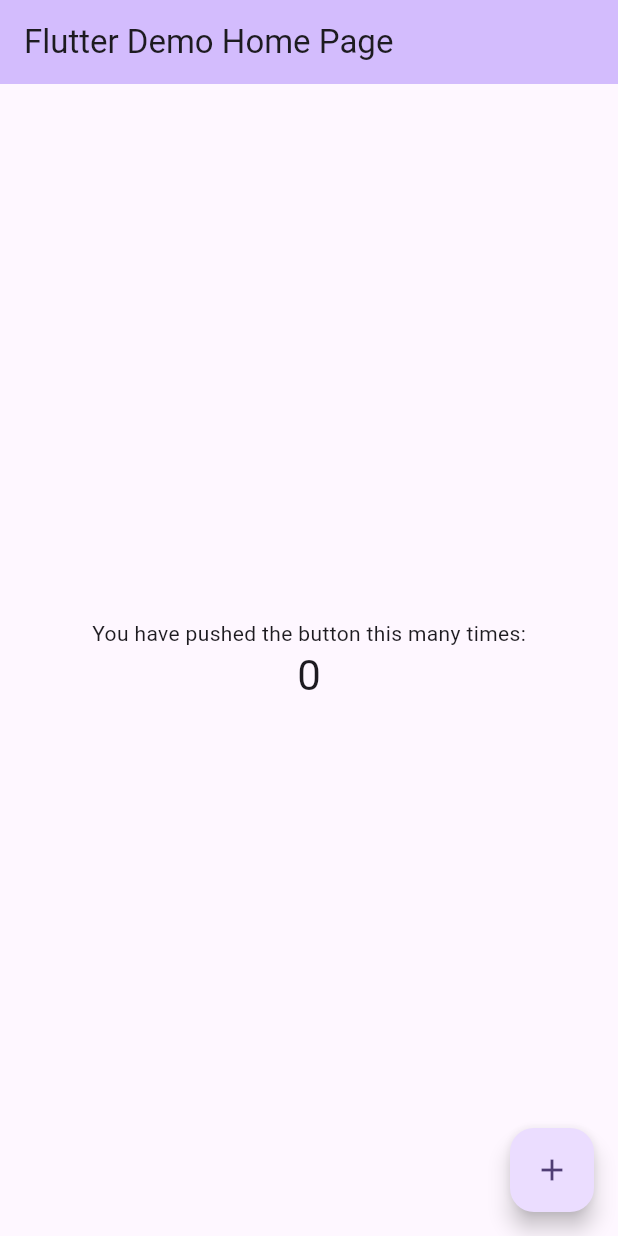
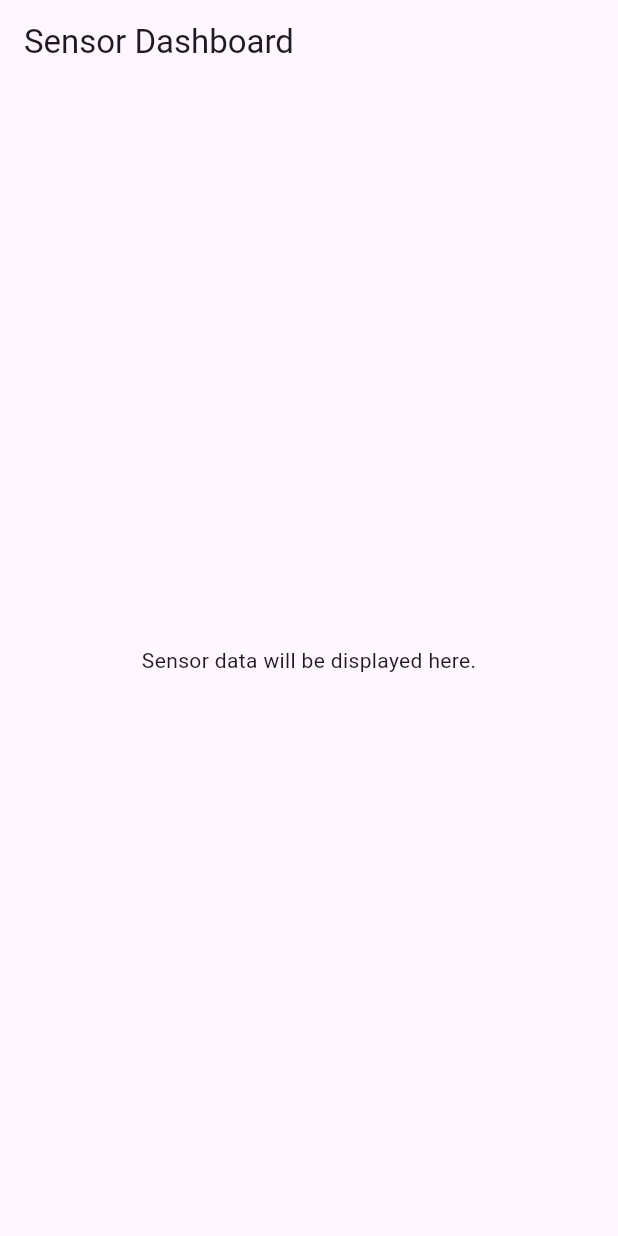
Before and after one commit to CevdetTufan/astra_sensor_lab, a Flutter app: the screen it shows after launch, on a phone screen of 412 x 824 dp. Run offline on Flutter 3.47's test engine with Material 3 defaults, Android fonts, the light colour scheme and no system bars; our stand-ins replace sensors_plus.

Commit message:
sensor dashboard page

```diff
--- a/lib/main.dart
+++ b/lib/main.dart
@@ -1,3 +1,4 @@
+import 'package:astro_sensor_lab/ui/sensor_dashboard_page.dart';
 import 'package:flutter/material.dart';
 
 void main() {
@@ -7,116 +8,12 @@ void main() {
 class MyApp extends StatelessWidget {
   const MyApp({super.key});
 
-  // This widget is the root of your application.
   @override
   Widget build(BuildContext context) {
     return MaterialApp(
-      title: 'Flutter Demo',
-      theme: ThemeData(
-        // This is the theme of your application.
-        //
-        // TRY THIS: Try running your application with "flutter run". You'll see
-        // the application has a purple toolbar. Then, without quitting the app,
-        // try changing the seedColor in the colorScheme below to Colors.green
-        // and then invoke "hot reload" (save your changes or press the "hot
-        // reload" button in a Flutter-supported IDE, or press "r" if you used
-        // the command line to start the app).
-        //
-        // Notice that the counter didn't reset back to zero; the application
-        // state is not lost during the reload. To reset the state, use hot
-        // restart instead.
-        //
-        // This works for code too, not just values: Most code changes can be
-        // tested with just a hot reload.
-        colorScheme: ColorScheme.fromSeed(seedColor: Colors.deepPurple),
-      ),
-      home: const MyHomePage(title: 'Flutter Demo Home Page'),
+      title: 'Astra Sensor Lab',
+      theme: ThemeData(primarySwatch: Colors.blue),
+      home: SensorDashboardPage(),
     );
   }
 }
-
-class MyHomePage extends StatefulWidget {
-  const MyHomePage({super.key, required this.title});
-
-  // This widget is the home page of your application. It is stateful, meaning
-  // that it has a State object (defined below) that contains fields that affect
-  // how it looks.
-
-  // This class is the configuration for the state. It holds the values (in this
-  // case the title) provided by the parent (in this case the App widget) and
-  // used by the build method of the State. Fields in a Widget subclass are
-  // always marked "final".
-
-  final String title;
-
-  @override
-  State<MyHomePage> createState() => _MyHomePageState();
-}
-
-class _MyHomePageState extends State<MyHomePage> {
-  int _counter = 0;
-
-  void _incrementCounter() {
-    setState(() {
-      // This call to setState tells the Flutter framework that something has
-      // changed in this State, which causes it to rerun the build method below
-      // so that the display can reflect the updated values. If we changed
-      // _counter without calling setState(), then the build method would not be
-      // called again, and so nothing would appear to happen.
-      _counter++;
-    });
-  }
-
-  @override
-  Widget build(BuildContext context) {
-    // This method is rerun every time setState is called, for instance as done
-    // by the _incrementCounter method above.
-    //
-    // The Flutter framework has been optimized to make rerunning build methods
-    // fast, so that you can just rebuild anything that needs updating rather
-    // than having to individually change instances of widgets.
-    return Scaffold(
-      appBar: AppBar(
-        // TRY THIS: Try changing the color here to a specific color (to
-        // Colors.amber, perhaps?) and trigger a hot reload to see the AppBar
-        // change color while the other colors stay the same.
-        backgroundColor: Theme.of(context).colorScheme.inversePrimary,
-        // Here we take the value from the MyHomePage object that was created by
-        // the App.build method, and use it to set our appbar title.
-        title: Text(widget.title),
-      ),
-      body: Center(
-        // Center is a layout widget. It takes a single child and positions it
-        // in the middle of the parent.
-        child: Column(
-          // Column is also a layout widget. It takes a list of children and
-          // arranges them vertically. By default, it sizes itself to fit its
-          // children horizontally, and tries to be as tall as its parent.
-          //
-          // Column has various properties to control how it sizes itself and
-          // how it positions its children. Here we use mainAxisAlignment to
-          // center the children vertically; the main axis here is the vertical
-          // axis because Columns are vertical (the cross axis would be
-          // horizontal).
-          //
-          // TRY THIS: Invoke "debug painting" (choose the "Toggle Debug Paint"
-          // action in the IDE, or press "p" in the console), to see the
-          // wireframe for each widget.
-          mainAxisAlignment: MainAxisAlignment.center,
-          children: <Widget>[
-            const Text('You have pushed the button this many times:'),
-            Text(
-              '$_counter',
-              style: Theme.of(context).textTheme.headlineMedium,
-            ),
-          ],
-        ),
-      ),
-      floatingActionButton: FloatingActionButton(
-        onPressed: _incrementCounter,
-        tooltip: 'Increment',
-        child: const Icon(Icons.add),
-      ), // This trailing comma makes auto-formatting nicer for build methods.
-    );
-  }
-}
--- /dev/null
+++ b/lib/sensors/sensor_types.dart
@@ -0,0 +1 @@
+enum SensorAvailability { checking, available, unavailable }
--- /dev/null
+++ b/lib/ui/sensor_dashboard_page.dart
@@ -0,0 +1,128 @@
+import 'dart:async';
+
+import 'package:astro_sensor_lab/sensors/sensor_types.dart';
+import 'package:flutter/material.dart';
+import 'package:sensors_plus/sensors_plus.dart';
+
+class SensorDashboardPage extends StatefulWidget {
+  const SensorDashboardPage({super.key});
+
+  @override
+  State<SensorDashboardPage> createState() => _SensorDashboardPageState();
+}
+
+class _SensorDashboardPageState extends State<SensorDashboardPage> {
+  List<double> _accelerometerValues = [0, 0, 0];
+  List<double> _gyroscopeValues = [0, 0, 0];
+  List<double> _magnetometerValues = [0, 0, 0];
+
+  // Sensörlerin anlık kullanılabilirlik durumu
+  SensorAvailability _accStatus = SensorAvailability.checking;
+  SensorAvailability _gyroStatus = SensorAvailability.checking;
+  SensorAvailability _magStatus = SensorAvailability.checking;
+
+  late List<StreamSubscription<dynamic>> _streamSubscriptions;
+
+  Timer? _timeoutTimer;
+
+  @override
+  Widget build(BuildContext context) {
+    return Scaffold(
+      appBar: AppBar(title: Text('Sensor Dashboard')),
+      body: Center(child: Text('Sensor data will be displayed here.')),
+    );
+  }
+
+  Widget _buildDataRow(String label, String value) {
+    return Padding(
+      padding: const EdgeInsets.symmetric(vertical: 4.0),
+      child: Row(
+        mainAxisAlignment: MainAxisAlignment.spaceBetween,
+        children: [
+          Text(label, style: const TextStyle(fontWeight: FontWeight.w500)),
+          Text(value, style: const TextStyle(fontFamily: 'monospace')),
+        ],
+      ),
+    );
+  }
+
+  @override
+  void initState() {
+    super.initState();
+
+    _streamSubscriptions = <StreamSubscription<dynamic>>[
+      _listenToSensor<List<double>>(
+        sensorStream: accelerometerEvents.map(
+          (event) => [event.x, event.y, event.z],
+        ),
+        onData: (data) {
+          setState(() {
+            _accelerometerValues = data;
+          });
+        },
+        updateStatus: (status) {
+          setState(() {
+            _accStatus = status;
+          });
+        },
+      ),
+      _listenToSensor<List<double>>(
+        sensorStream: gyroscopeEvents.map(
+          (event) => [event.x, event.y, event.z],
+        ),
+        onData: (data) {
+          setState(() {
+            _gyroscopeValues = data;
+          });
+        },
+        updateStatus: (status) {
+          setState(() {
+            _gyroStatus = status;
+          });
+        },
+      ),
+      _listenToSensor<List<double>>(
+        sensorStream: magnetometerEvents.map(
+          (event) => [event.x, event.y, event.z],
+        ),
+        onData: (data) {
+          setState(() {
+            _magnetometerValues = data;
+          });
+        },
+        updateStatus: (status) {
+          setState(() {
+            _magStatus = status;
+          });
+        },
+      ),
+    ];
+  }
+
+  StreamSubscription<T> _listenToSensor<T>({
+    required Stream<T> sensorStream,
+    required Function(T) onData, // Veri geldiğinde çalışacak fonksiyon
+    required void Function(SensorAvailability)
+    updateStatus, // Durumu güncelleyen fonksiyon
+  }) {
+    return sensorStream.listen(
+      (event) {
+        // 1. Durum Kontrolü: İlk veri geldiğinde durumu 'available' yap.
+        if (_accStatus == SensorAvailability.checking ||
+            _gyroStatus == SensorAvailability.checking ||
+            _magStatus == SensorAvailability.checking) {
+          // Hangi sensörün durumu güncelleniyorsa onu çağır
+          updateStatus(SensorAvailability.available);
+        }
+
+        // 2. Veriyi Güncelle
+        onData(event);
+      },
+      onError: (e) {
+        // Hata oluştuğunda durumu 'unavailable' yap.
+        updateStatus(SensorAvailability.unavailable);
+      },
+      cancelOnError: true,
+    );
+  }
+}
--- a/pubspec.yaml
+++ b/pubspec.yaml
@@ -32,6 +32,7 @@ dependencies:
     sdk: flutter
   flame: ^1.34.0
   sensors_plus: ^7.0.0
+  vector_math: ^2.2.0
 
   # The following adds the Cupertino Icons font to your application.
   # Use with the CupertinoIcons class for iOS style icons.
```
Also changed, not shown: pubspec.lock.
